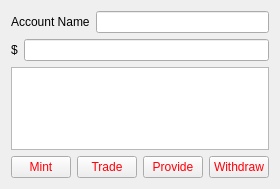
Before: the Qt Designer form AccountListWidgetItem.ui in LiquidityProtocol/AMM-Simulator, drawn with Qt 5.
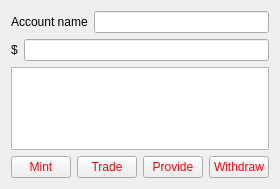
After: the same form once the commit is applied.

Diff of the .ui file:
```diff
--- a/AccountListWidgetItem.ui
+++ b/AccountListWidgetItem.ui
@@ -31,7 +31,7 @@
         <string notr="true"/>
        </property>
        <property name="text">
-        <string>Account Name</string>
+        <string>Account name</string>
        </property>
       </widget>
      </item>
```
